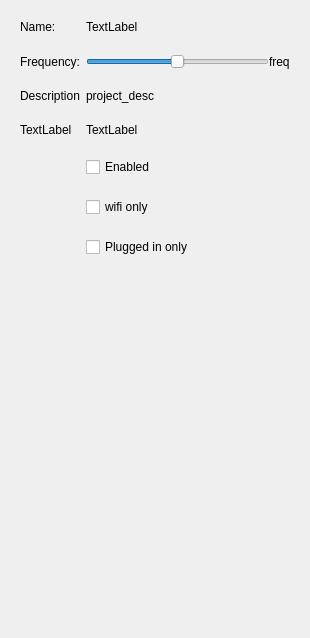
This is App/ProjectM/projectwindow.ui in yobson/Project-M as Qt 5 draws it before an edit. The edited form follows.
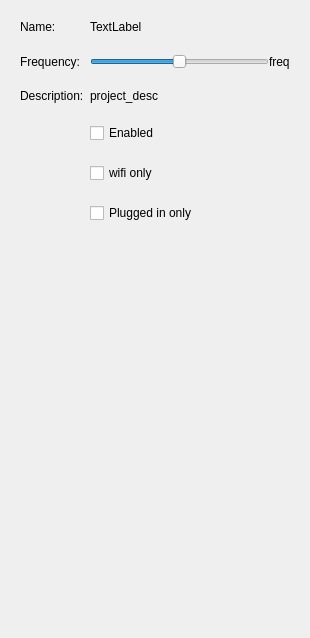
This is the edited form.

Diff of the .ui file:
```diff
--- a/App/ProjectM/projectwindow.ui
+++ b/App/ProjectM/projectwindow.ui
@@ -74,55 +74,6 @@
         </property>
        </widget>
       </item>
-      <item row="2" column="0">
-       <widget class="QLabel" name="project_desc_label">
-        <property name="text">
-         <string>Description</string>
-        </property>
-       </widget>
-      </item>
-      <item row="2" column="1">
-       <widget class="QLabel" name="project_desc">
-        <property name="text">
-         <string>project_desc</string>
-        </property>
-       </widget>
-      </item>
-      <item row="3" column="0">
-       <widget class="QLabel" name="label_5">
-        <property name="text">
-         <string>TextLabel</string>
-        </property>
-       </widget>
-      </item>
-      <item row="3" column="1">
-       <widget class="QLabel" name="label_6">
-        <property name="text">
-         <string>TextLabel</string>
-        </property>
-       </widget>
-      </item>
-      <item row="4" column="1">
-       <widget class="QCheckBox" name="enabled_check_box">
-        <property name="text">
-         <string>Enabled</string>
-        </property>
-       </widget>
-      </item>
-      <item row="5" column="1">
-       <widget class="QCheckBox" name="wifi_check_box">
-        <property name="text">
-         <string>wifi only</string>
-        </property>
-       </widget>
-      </item>
-      <item row="6" column="1">
-       <widget class="QCheckBox" name="plugged_in_check_box">
-        <property name="text">
-         <string>Plugged in only</string>
-        </property>
-       </widget>
-      </item>
       <item row="1" column="1">
        <layout class="QHBoxLayout" name="horizontalLayout">
         <item>
@@ -153,6 +104,41 @@
         </item>
        </layout>
       </item>
+      <item row="2" column="0">
+       <widget class="QLabel" name="project_desc_label">
+        <property name="text">
+         <string>Description:</string>
+        </property>
+       </widget>
+      </item>
+      <item row="2" column="1">
+       <widget class="QLabel" name="project_desc">
+        <property name="text">
+         <string>project_desc</string>
+        </property>
+       </widget>
+      </item>
+      <item row="3" column="1">
+       <widget class="QCheckBox" name="enabled_check_box">
+        <property name="text">
+         <string>Enabled</string>
+        </property>
+       </widget>
+      </item>
+      <item row="4" column="1">
+       <widget class="QCheckBox" name="wifi_check_box">
+        <property name="text">
+         <string>wifi only</string>
+        </property>
+       </widget>
+      </item>
+      <item row="5" column="1">
+       <widget class="QCheckBox" name="plugged_in_check_box">
+        <property name="text">
+         <string>Plugged in only</string>
+        </property>
+       </widget>
+      </item>
      </layout>
     </widget>
    </item>
```
